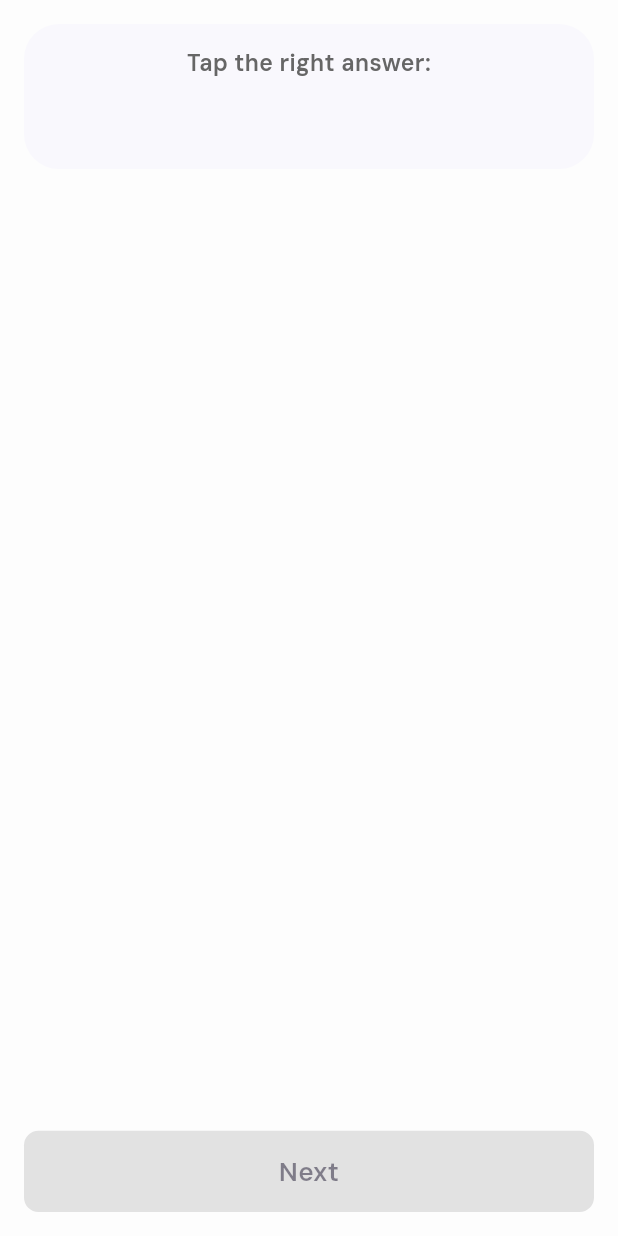
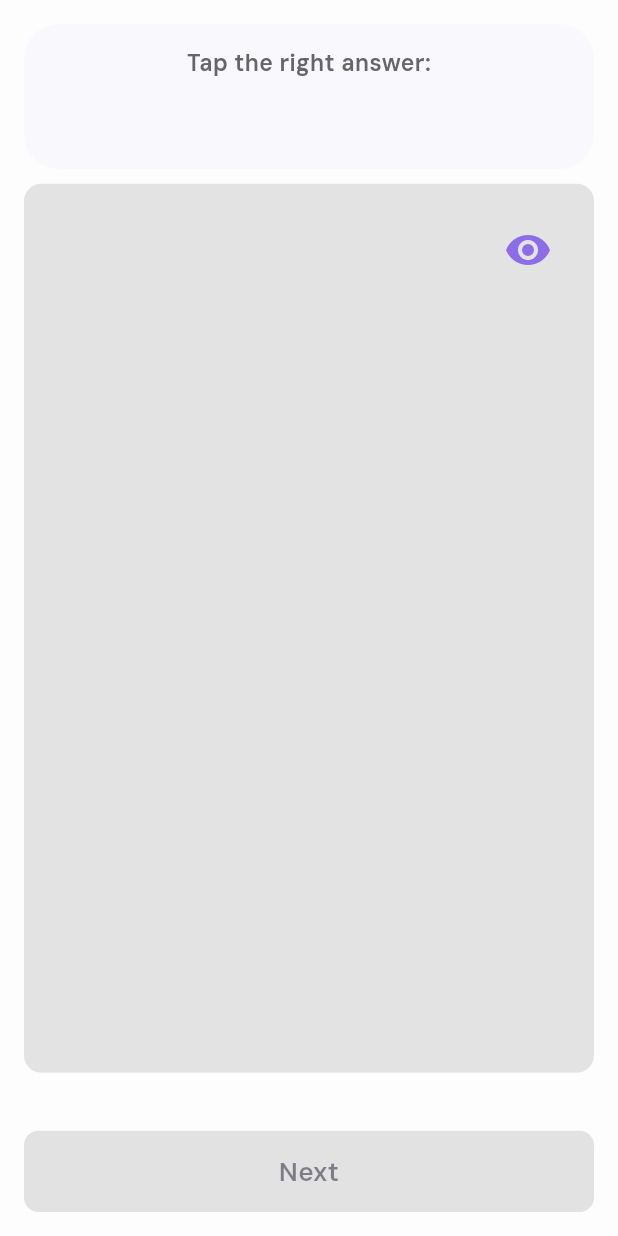
Before and after one commit to karamlyy/language_learning, a Flutter app: the QuizBody widget shown alone on an empty page, opened directly with empty values, on a phone screen of 412 x 824 dp. Run offline on Flutter 3.47's test engine with Material 3 defaults, Android fonts, the light colour scheme and no system bars; our stand-ins replace bloc, dartz, dio, easy_localization, equatable, firebase_core and 16 more; accounts and stored records are empty; network calls fail; project files that could hold a hidden picture were left out.

Commit message:
blurred quiz page

```diff
--- a/lib/presenter/screens/quiz/view/quiz_page.dart
+++ b/lib/presenter/screens/quiz/view/quiz_page.dart
@@ -1,3 +1,5 @@
+import 'dart:ui';
+
 import 'package:flutter/cupertino.dart';
 import 'package:flutter/material.dart';
 import 'package:flutter_bloc/flutter_bloc.dart';
@@ -179,7 +181,9 @@ class QuizBody extends StatelessWidget {
             ),
             10.verticalSpace,
             Expanded(
-              child: ListView.builder(
+              child: Stack(
+                children: [
+                  ListView.builder(
                     itemCount: quizData.answers.length,
                     itemBuilder: (context, index) {
                       String answer = quizData.answers.keys.elementAt(index);
@@ -277,6 +281,37 @@ class QuizBody extends StatelessWidget {
                       );
                     },
                   ),
+
+                  // Blurred Overlay
+                  if (!quizProvider.isAnswersUnblurred)
+                    Positioned.fill(
+                      bottom: 40.h,
+
+                      child: ClipRRect(
+                        borderRadius: BorderRadius.circular(12.r),
+                        child: BackdropFilter(
+                          filter: ImageFilter.blur(sigmaX: 8.0, sigmaY: 8.0),
+                          child: Container(
+                            color: Colors.black.withOpacity(0.1),
+                          ),
+                        ),
+                      ),
+                    ),
+
+                  // Unblur Button
+                  if (!quizProvider.isAnswersUnblurred)
+                    Positioned(
+                      top: 20,
+                      right: 20,
+                      child: IconButton(
+                        icon: Icon(Icons.remove_red_eye, color: AppColors.primary, size: 32),
+                        onPressed: () {
+                          quizProvider.unblurAnswers();
+                        },
+                      ),
+                    ),
+                ],
+              ),
             ),
             if (quizProvider.showAddToMaster)
               CupertinoButton(
@@ -308,6 +343,8 @@ class QuizBody extends StatelessWidget {
                         color: AppColors.primary,
                         size: 20.w,
                       ),
+
+
                     ],
                   ),
                 ),
@@ -323,7 +360,7 @@ class QuizBody extends StatelessWidget {
                 quizCubit.getQuizQuestion();
                 quizProvider.selectAnswer(false);
                 quizProvider.setCorrectAnswerSelected(false);
-
+                quizProvider.blurAnswers();
               },
             ),
           ],
```
Lines whose indentation alone changed are shown as unchanged.
